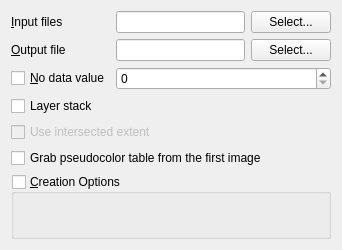
Qt form qgis/python/plugins/GdalTools/tools/widgetMerge.ui (sourcepole/qgis) before a commit.
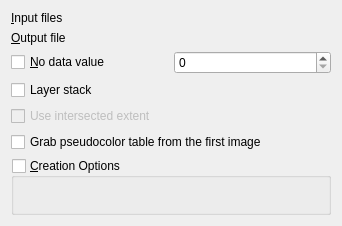
The same form after that commit. Custom widgets are drawn as their Qt base class.

Commit message: avoid changes of the input layer when layers in canvas changed

What changed in the file:
```diff
--- a/qgis/python/plugins/GdalTools/tools/widgetMerge.ui
+++ b/qgis/python/plugins/GdalTools/tools/widgetMerge.ui
@@ -7,7 +7,7 @@
     <x>0</x>
     <y>0</y>
     <width>342</width>
-    <height>250</height>
+    <height>226</height>
    </rect>
   </property>
   <property name="sizePolicy">
@@ -28,62 +28,20 @@
         <string>&amp;Input files</string>
        </property>
        <property name="buddy">
-        <cstring>selectInputFilesButton</cstring>
+        <cstring>inSelector</cstring>
        </property>
       </widget>
      </item>
-     <item row="0" column="1">
-      <layout class="QHBoxLayout" name="horizontalLayout_3">
-       <item>
-        <widget class="QLineEdit" name="inputFilesEdit">
-         <property name="minimumSize">
-          <size>
-           <width>100</width>
-           <height>0</height>
-          </size>
-         </property>
-        </widget>
-       </item>
-       <item>
-        <widget class="QPushButton" name="selectInputFilesButton">
-         <property name="text">
-          <string>Select...</string>
-         </property>
-        </widget>
-       </item>
-      </layout>
-     </item>
      <item row="1" column="0">
       <widget class="QLabel" name="label_2">
        <property name="text">
         <string>&amp;Output file</string>
        </property>
        <property name="buddy">
-        <cstring>selectInputFilesButton</cstring>
+        <cstring>outSelector</cstring>
        </property>
       </widget>
      </item>
-     <item row="1" column="1">
-      <layout class="QHBoxLayout" name="horizontalLayout_2">
-       <item>
-        <widget class="QLineEdit" name="outputFileEdit">
-         <property name="minimumSize">
-          <size>
-           <width>100</width>
-           <height>0</height>
-          </size>
-         </property>
-        </widget>
-       </item>
-       <item>
-        <widget class="QPushButton" name="selectOutputFileButton">
-         <property name="text">
-          <string>Select...</string>
-         </property>
-        </widget>
-       </item>
-      </layout>
-     </item>
      <item row="2" column="0">
       <widget class="QCheckBox" name="noDataCheck">
        <property name="text">
@@ -98,6 +56,12 @@
        </property>
       </widget>
      </item>
+     <item row="0" column="1">
+      <widget class="GdalToolsInOutSelector" name="inSelector" native="true"/>
+     </item>
+     <item row="1" column="1">
+      <widget class="GdalToolsInOutSelector" name="outSelector" native="true"/>
+     </item>
     </layout>
    </item>
    <item>
@@ -148,6 +112,12 @@
   </layout>
  </widget>
  <customwidgets>
+  <customwidget>
+   <class>GdalToolsInOutSelector</class>
+   <extends>QWidget</extends>
+   <header>inOutSelector</header>
+   <container>1</container>
+  </customwidget>
   <customwidget>
    <class>GdalToolsOptionsTable</class>
    <extends>QWidget</extends>
```
The commit also changes 41 other files.
